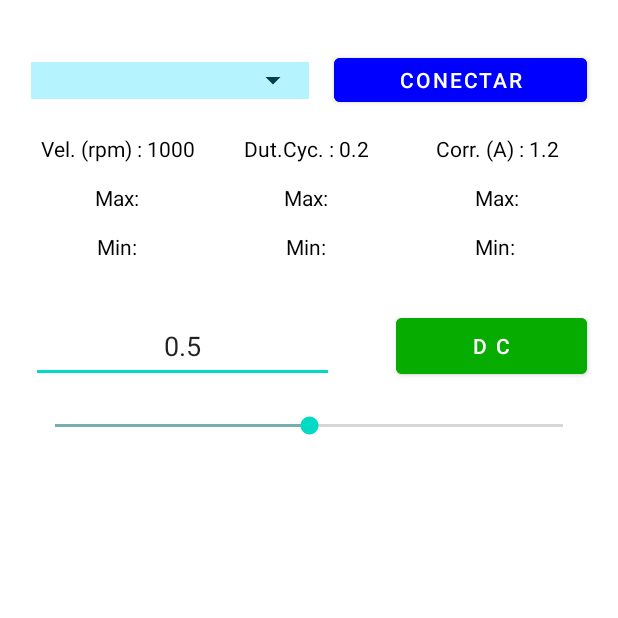
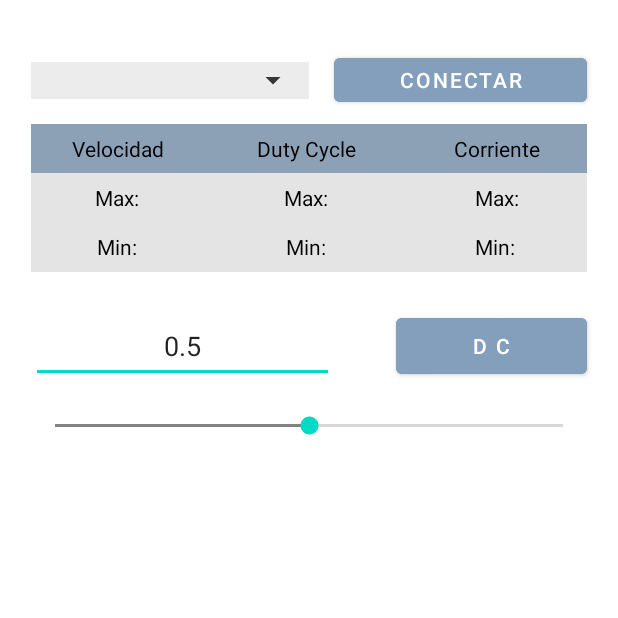
Before and after one commit to Darodbas/Control_BLDC, an Android app: the screen it shows after launch (MainActivity), on a phone screen of 412 x 824 dp, the top half of it. Run offline under Robolectric (Android 15) with nearby library versions, the phone set to English and light mode, and no system bars.

Commit message:
Estetica mejorada

```diff
--- a/app/src/main/java/com/example/controlbldc/MainActivity.java
+++ b/app/src/main/java/com/example/controlbldc/MainActivity.java
@@ -192,7 +192,7 @@ public class MainActivity extends AppCompatActivity {
 
         tvIntensidad = findViewById(R.id.tvCorriente);
         tvIntensidadMax = findViewById(R.id.tvCorrienterMax);
-        tvIntensidadMin = findViewById(R.id.tvDutyCycleMin);
+        tvIntensidadMin = findViewById(R.id.tvCorrienterMin);
 
         sbBarraDeslizante = findViewById(R.id.sbBarraDeslizante);
         etValorEnvio = findViewById(R.id.etValorEnvio);
@@ -257,9 +257,9 @@ public class MainActivity extends AppCompatActivity {
                         }while(contador<3 && !btsocket.isConnected());
                         if (btsocket.isConnected()) { //conectado correctamente//
                             conectado = true;
-                            btConectar.setBackgroundColor(Color.GREEN);
+                            btConectar.setBackgroundColor(Color.BLACK);
                             btConectar.setText("Desconectar");
-                            btConectar.setTextColor(Color.BLACK);
+
 
                             try {
                                 salidas = btsocket.getOutputStream();
@@ -289,9 +289,9 @@ public class MainActivity extends AppCompatActivity {
                         try {
                             btsocket.close();
                             conectado=false;
-                            btConectar.setBackgroundColor(Color.BLUE);
+                            btConectar.setBackgroundColor(Color.rgb(132,159,188));
                             btConectar.setText("Conectar");
-                            btConectar.setTextColor(Color.WHITE);
+
 
 
                         } catch (IOException e) {
--- a/app/src/main/res/layout/activity_main.xml
+++ b/app/src/main/res/layout/activity_main.xml
@@ -10,17 +10,37 @@
         android:id="@+id/color"
         android:layout_width="0dp"
         android:layout_height="0dp"
-        android:background="#4A00D9FF"
+        android:background="#4ABCBCBC"
         app:layout_constraintBottom_toTopOf="@+id/guideline2"
         app:layout_constraintEnd_toStartOf="@+id/guideline10"
         app:layout_constraintStart_toStartOf="@+id/guideline7"
         app:layout_constraintTop_toTopOf="@+id/guideline9" />
 
+    <TextView
+        android:id="@+id/ColorTabla"
+        android:layout_width="0dp"
+        android:layout_height="0dp"
+        android:background="#E4E4E4"
+        app:layout_constraintBottom_toTopOf="@+id/guideline17"
+        app:layout_constraintEnd_toEndOf="@+id/tvCorrienterMax"
+        app:layout_constraintStart_toStartOf="@+id/tvVelocidadMax"
+        app:layout_constraintTop_toTopOf="@+id/guideline16" />
+
+    <TextView
+        android:id="@+id/ColorCabeceraTabla"
+        android:layout_width="0dp"
+        android:layout_height="0dp"
+        android:background="#8CA0B6"
+        app:layout_constraintBottom_toTopOf="@+id/guideline22"
+        app:layout_constraintEnd_toStartOf="@+id/guideline8"
+        app:layout_constraintStart_toStartOf="@+id/guideline7"
+        app:layout_constraintTop_toTopOf="@+id/guideline16" />
+
     <Button
         android:id="@+id/btConectar"
         android:layout_width="0dp"
         android:layout_height="0dp"
-        android:backgroundTint="#0000FF"
+        android:backgroundTint="#849FBC"
         android:text="Conectar"
         app:layout_constraintBottom_toTopOf="@+id/guideline20"
         app:layout_constraintEnd_toStartOf="@+id/guideline8"
@@ -104,18 +124,11 @@
         android:max="10000"
         android:min="0"
         android:progress="5000"
-        android:progressTint="#79AEAE"
+        android:progressTint="#838383"
         app:layout_constraintBottom_toTopOf="@+id/guideline11"
         app:layout_constraintEnd_toStartOf="@+id/guideline8"
         app:layout_constraintStart_toStartOf="@+id/guideline7"
         app:layout_constraintTop_toTopOf="@+id/guideline26" />
-
-    <androidx.constraintlayout.widget.Guideline
-        android:id="@+id/guideline12"
-        android:layout_width="wrap_content"
-        android:layout_height="wrap_content"
-        android:orientation="horizontal"
-        app:layout_constraintGuide_percent="0.500684" />
 
     <EditText
         android:id="@+id/etValorEnvio"
@@ -130,38 +143,17 @@
         app:layout_constraintStart_toStartOf="@+id/guideline7"
         app:layout_constraintTop_toTopOf="@+id/guideline3" />
 
-    <androidx.constraintlayout.widget.Guideline
-        android:id="@+id/guideline13"
-        android:layout_width="wrap_content"
-        android:layout_height="wrap_content"
-        android:orientation="horizontal"
-        app:layout_constraintGuide_percent="0.66" />
-
-    <androidx.constraintlayout.widget.Guideline
-        android:id="@+id/guideline14"
-        android:layout_width="wrap_content"
-        android:layout_height="wrap_content"
-        android:orientation="horizontal"
-        app:layout_constraintGuide_percent="0.6" />
-
     <Button
         android:id="@+id/btEnvioValor"
         android:layout_width="0dp"
         android:layout_height="0dp"
-        android:backgroundTint="#07AC00"
+        android:backgroundTint="#849FBC"
         android:text="D C"
         app:layout_constraintBottom_toTopOf="@+id/guideline6"
         app:layout_constraintEnd_toStartOf="@+id/guideline8"
         app:layout_constraintHorizontal_bias="1.0"
         app:layout_constraintStart_toStartOf="@+id/guideline25"
         app:layout_constraintTop_toTopOf="@+id/guideline3" />
-
-    <androidx.constraintlayout.widget.Guideline
-        android:id="@+id/guideline15"
-        android:layout_width="wrap_content"
-        android:layout_height="wrap_content"
-        android:orientation="horizontal"
-        app:layout_constraintGuide_begin="681dp" />
 
     <Spinner
         android:id="@+id/spDispositivos"
@@ -280,7 +272,7 @@
         android:layout_width="0dp"
         android:layout_height="0dp"
         android:gravity="center"
-        android:text="Vel. (rpm) : 1000"
+        android:text="Velocidad"
         android:textColor="#000000"
         app:layout_constraintBottom_toTopOf="@+id/tvVelocidadMax"
         app:layout_constraintEnd_toStartOf="@+id/guideline23"
@@ -292,7 +284,7 @@
         android:layout_width="0dp"
         android:layout_height="0dp"
         android:gravity="center"
-        android:text="Dut.Cyc. : 0.2"
+        android:text="Duty Cycle"
         android:textColor="#000000"
         app:layout_constraintBottom_toTopOf="@+id/guideline22"
         app:layout_constraintEnd_toStartOf="@+id/guideline25"
@@ -304,7 +296,7 @@
         android:layout_width="0dp"
         android:layout_height="0dp"
         android:gravity="center"
-        android:text="Corr. (A) : 1.2"
+        android:text="Corriente"
         android:textColor="#000000"
         app:layout_constraintBottom_toTopOf="@+id/guideline22"
         app:layout_constraintEnd_toStartOf="@+id/guideline8"
```
Also changed, not shown: app/src/main/java/com/example/controlbldc/ReciboDatos.java (+53 -0 lines).
